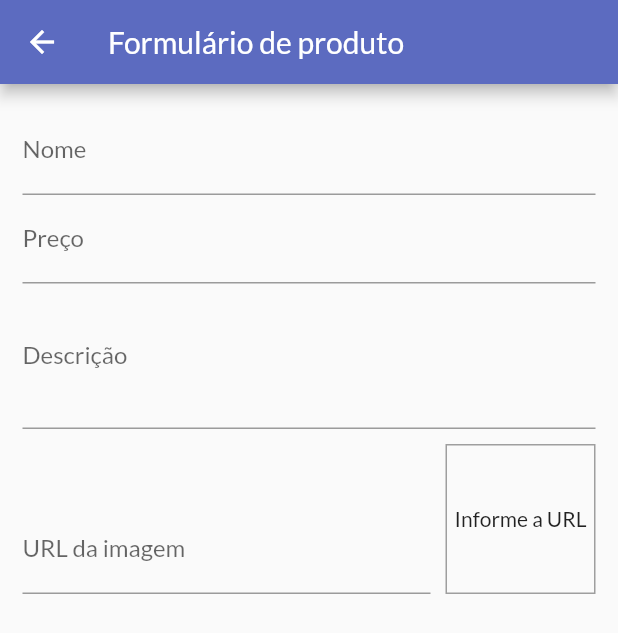
After one commit to RFBruno/flutter-state-management, a Flutter app: the ProductFormPage screen opened by its route, on a phone screen of 412 x 824 dp. The commit adds this screen. Shown: the top 633 px of the screen. Run offline on Flutter 3.47's test engine with Material 2 defaults, Android fonts, the phone set to English and light mode, and no system bars; network calls fail.

Commit message:
adeed product form

```diff
--- a/lib/components/product_item.dart
+++ b/lib/components/product_item.dart
@@ -26,12 +26,15 @@ class ProductItem extends StatelessWidget {
               icon: const Icon(
                 Icons.edit,
               ),
+              color: Theme.of(context).colorScheme.primary,
             ),
             IconButton(
               onPressed: () {},
               icon: const Icon(
                 Icons.delete,
               ),
+              color: Theme.of(context).colorScheme.error,
+
             ),
           ],
         ),
--- a/lib/main.dart
+++ b/lib/main.dart
@@ -6,6 +6,7 @@ import 'package:shop/models/product_list.dart';
 import 'package:shop/pages/cart_page.dart';
 import 'package:shop/pages/oders_page.dart';
 import 'package:shop/pages/product_detail_page.dart';
+import 'package:shop/pages/product_form_page.dart';
 import 'package:shop/pages/products_overview_page.dart';
 import 'package:shop/pages/products_page.dart';
 import 'package:shop/utils/app_routes.dart';
@@ -54,6 +55,8 @@ class MyApp extends StatelessWidget {
           AppRoutes.CART: (context) => const CartPage(),
           AppRoutes.ORDERS:(context) => const OrdersPage(),
           AppRoutes.PRODUCTS:(context) => const ProductsPage(),
+          AppRoutes.PRODUCT_FORM:(context) => const ProductFormPage(),
+
 
         },
       ),
--- /dev/null
+++ b/lib/pages/product_form_page.dart
@@ -0,0 +1,119 @@
+import 'package:flutter/material.dart';
+import 'package:flutter/src/widgets/container.dart';
+import 'package:flutter/src/widgets/framework.dart';
+
+class ProductFormPage extends StatefulWidget {
+  const ProductFormPage({super.key});
+
+  @override
+  State<ProductFormPage> createState() => _ProductFormPageState();
+}
+
+class _ProductFormPageState extends State<ProductFormPage> {
+  final _priceFocus = FocusNode();
+  final _descriptionFocus = FocusNode();
+  final _imageUrlFocus = FocusNode();
+
+  final _imageUrlController = TextEditingController();
+
+  @override
+  void initState() {
+    super.initState();
+    _imageUrlFocus.addListener(updateImage);
+  }
+
+  @override
+  void dispose() {
+    super.dispose();
+    _priceFocus.dispose();
+    _descriptionFocus.dispose();
+    _descriptionFocus.dispose();
+    _imageUrlFocus.removeListener(updateImage);
+    _imageUrlFocus.dispose();
+  }
+
+  void updateImage() {
+    setState(() {});
+  }
+
+  @override
+  Widget build(BuildContext context) {
+    return Scaffold(
+      appBar: AppBar(
+        title: const Text('Formulário de produto'),
+      ),
+      body: Padding(
+        padding: const EdgeInsets.all(15),
+        child: Form(
+          child: ListView(
+            children: [
+              TextFormField(
+                decoration: const InputDecoration(
+                  labelText: 'Nome',
+                ),
+                textInputAction: TextInputAction.next,
+                onFieldSubmitted: (value) {
+                  FocusScope.of(context).requestFocus(_priceFocus);
+                },
+              ),
+              TextFormField(
+                decoration: const InputDecoration(
+                  labelText: 'Preço',
+                ),
+                textInputAction: TextInputAction.next,
+                focusNode: _priceFocus,
+                keyboardType:
+                    const TextInputType.numberWithOptions(decimal: true),
+                onFieldSubmitted: (value) {
+                  FocusScope.of(context).requestFocus(_descriptionFocus);
+                },
+              ),
+              TextFormField(
+                decoration: const InputDecoration(
+                  labelText: 'Descrição',
+                ),
+                focusNode: _descriptionFocus,
+                textInputAction: TextInputAction.next,
+                keyboardType: TextInputType.multiline,
+                maxLines: 3,
+              ),
+              Row(
+                crossAxisAlignment: CrossAxisAlignment.end,
+                children: [
+                  Expanded(
+                    child: TextFormField(
+                      controller: _imageUrlController,
+                      decoration: const InputDecoration(
+                        labelText: 'URL da imagem',
+                      ),
+                      keyboardType: TextInputType.url,
+                      textInputAction: TextInputAction.done,
+                      focusNode: _imageUrlFocus,
+                    ),
+                  ),
+                  Container(
+                    height: 100,
+                    width: 100,
+                    margin: const EdgeInsets.only(top: 10, left: 10),
+                    decoration: BoxDecoration(
+                        border: Border.all(color: Colors.grey, width: 1)),
+                    alignment: Alignment.center,
+                    child: _imageUrlController.text.isEmpty
+                        ? const Text('Informe a URL')
+                        : Container(
+                          width: double.infinity,
+                          child: FittedBox(
+                              fit: BoxFit.cover,
+                              child: Image.network(_imageUrlController.text),
+                            ),
+                        ),
+                  ),
+                ],
+              ),
+            ],
+          ),
+        ),
+      ),
+    );
+  }
+}
--- a/lib/pages/products_page.dart
+++ b/lib/pages/products_page.dart
@@ -3,6 +3,7 @@ import 'package:provider/provider.dart';
 import 'package:shop/components/app_drawer.dart';
 import 'package:shop/components/product_item.dart';
 import 'package:shop/models/product_list.dart';
+import 'package:shop/utils/app_routes.dart';
 
 class ProductsPage extends StatelessWidget {
   const ProductsPage({super.key});
@@ -13,6 +14,14 @@ class ProductsPage extends StatelessWidget {
     return Scaffold(
       appBar: AppBar(
         title: const Text('Gerenciar Produtos'),
+        actions: [
+          IconButton(
+            onPressed: () {
+              Navigator.of(context).pushNamed(AppRoutes.PRODUCT_FORM);
+            },
+            icon: const Icon(Icons.add),
+          ),
+        ],
       ),
       drawer: const AppDrawer(),
       body: Padding(
--- a/lib/utils/app_routes.dart
+++ b/lib/utils/app_routes.dart
@@ -4,5 +4,7 @@ class AppRoutes {
   static const CART = '/cart';
   static const ORDERS = '/orders';
   static const PRODUCTS = '/products';
+  static const PRODUCT_FORM = '/products-form';
+
 
 }
```
